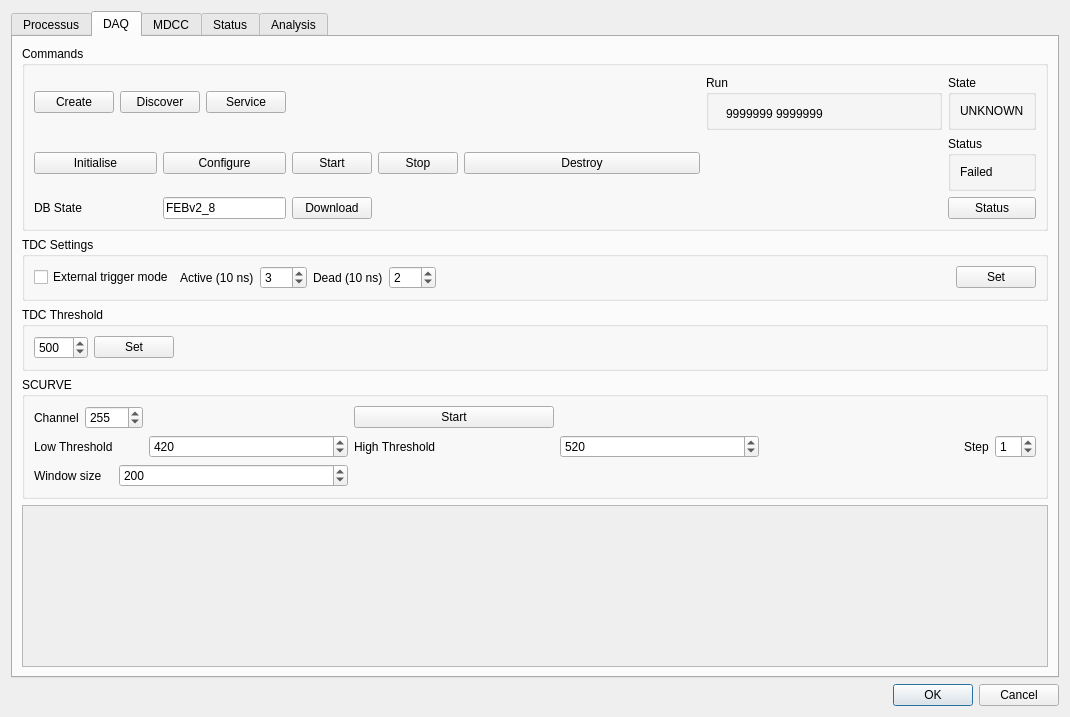
The window that qt/daqui.ui (mirabitl/lydaq) describes before a commit, drawn with Qt 5.
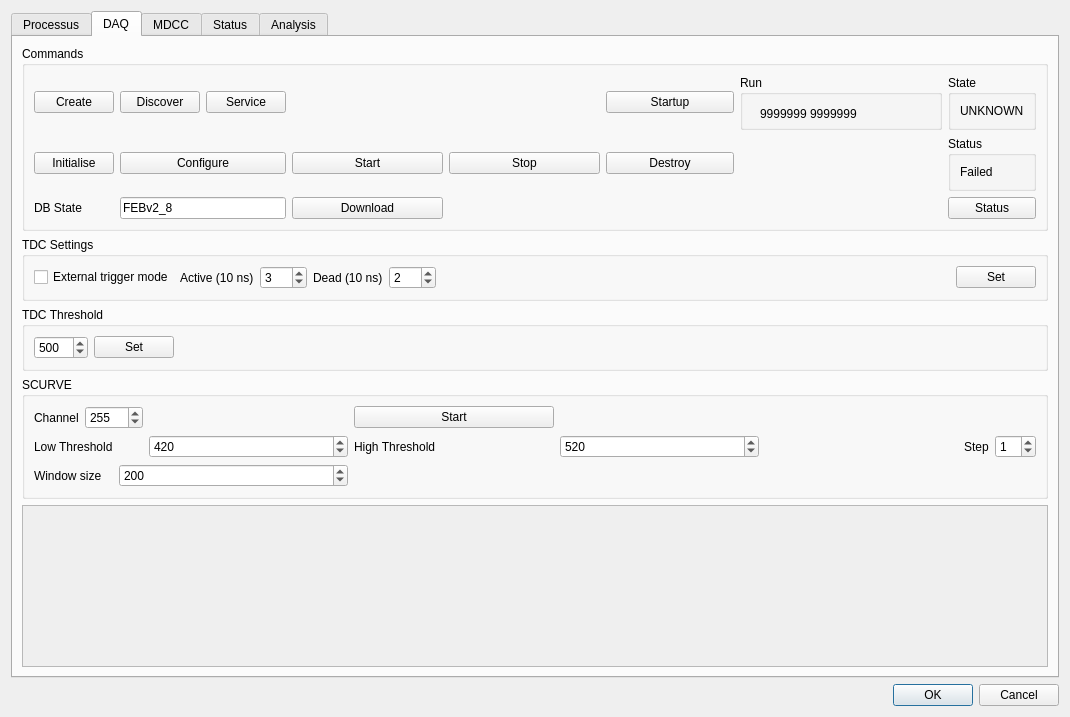
The same window after the commit. The open tabs and pages were chosen to show the change.

What changed in the file:
```diff
--- a/qt/daqui.ui
+++ b/qt/daqui.ui
@@ -142,21 +142,21 @@
             </property>
            </widget>
           </item>
-          <item row="0" column="1" colspan="2">
+          <item row="0" column="1">
            <widget class="QPushButton" name="PBDiscover">
             <property name="text">
              <string>Discover</string>
             </property>
            </widget>
           </item>
-          <item row="0" column="3">
+          <item row="0" column="2">
            <widget class="QPushButton" name="PBService">
             <property name="text">
              <string>Service</string>
             </property>
            </widget>
           </item>
-          <item row="0" column="4" colspan="3">
+          <item row="0" column="3" colspan="2">
            <spacer name="horizontalSpacer">
             <property name="orientation">
              <enum>Qt::Horizontal</enum>
@@ -169,7 +169,14 @@
             </property>
            </spacer>
           </item>
-          <item row="0" column="7">
+          <item row="0" column="5">
+           <widget class="QPushButton" name="PBStartup">
+            <property name="text">
+             <string>Startup</string>
+            </property>
+           </widget>
+          </item>
+          <item row="0" column="6">
            <widget class="QGroupBox" name="groupBox_13">
             <property name="title">
              <string>Run</string>
@@ -189,7 +196,7 @@
             </widget>
            </widget>
           </item>
-          <item row="0" column="8">
+          <item row="0" column="7">
            <widget class="QGroupBox" name="groupBox_4">
             <property name="title">
              <string>State</string>
@@ -205,42 +212,42 @@
             </layout>
            </widget>
           </item>
-          <item row="1" column="0" colspan="2">
+          <item row="1" column="0">
            <widget class="QPushButton" name="PBInitialise">
             <property name="text">
              <string>Initialise</string>
             </property>
            </widget>
           </item>
-          <item row="1" column="2" colspan="2">
+          <item row="1" column="1" colspan="2">
            <widget class="QPushButton" name="PBConfigure">
             <property name="text">
              <string>Configure</string>
             </property>
            </widget>
           </item>
-          <item row="1" column="4">
+          <item row="1" column="3">
            <widget class="QPushButton" name="PBStart">
             <property name="text">
              <string>Start</string>
             </property>
            </widget>
           </item>
-          <item row="1" column="5">
+          <item row="1" column="4">
            <widget class="QPushButton" name="PBStop">
             <property name="text">
              <string>Stop</string>
             </property>
            </widget>
           </item>
-          <item row="1" column="6">
+          <item row="1" column="5">
            <widget class="QPushButton" name="PBDestroy">
             <property name="text">
              <string>Destroy</string>
             </property>
            </widget>
           </item>
-          <item row="1" column="7">
+          <item row="1" column="6">
            <spacer name="horizontalSpacer_8">
             <property name="orientation">
              <enum>Qt::Horizontal</enum>
@@ -253,7 +260,7 @@
             </property>
            </spacer>
           </item>
-          <item row="1" column="8">
+          <item row="1" column="7">
            <widget class="QGroupBox" name="groupBox_5">
             <property name="title">
              <string>Status</string>
@@ -276,21 +283,21 @@
             </property>
            </widget>
           </item>
-          <item row="2" column="2" colspan="2">
+          <item row="2" column="1" colspan="2">
            <widget class="QLineEdit" name="LEDBState">
             <property name="text">
              <string>FEBv2_8</string>
             </property>
            </widget>
           </item>
-          <item row="2" column="4">
+          <item row="2" column="3">
            <widget class="QPushButton" name="PBDownload">
             <property name="text">
              <string>Download</string>
             </property>
            </widget>
           </item>
-          <item row="2" column="6">
+          <item row="2" column="5">
            <spacer name="horizontalSpacer_6">
             <property name="orientation">
              <enum>Qt::Horizontal</enum>
@@ -303,7 +310,7 @@
             </property>
            </spacer>
           </item>
-          <item row="2" column="8">
+          <item row="2" column="7">
            <widget class="QPushButton" name="PBDaqStatus">
             <property name="text">
              <string>Status</string>
```
